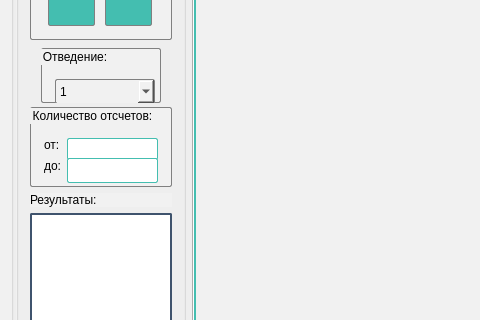
Above: mainwindow.ui from mihail727/ekp before the change; both pictures show x 0 to 480 and y 88 to 408 of the 1145 by 700 pixel window. Below: the same form after it.
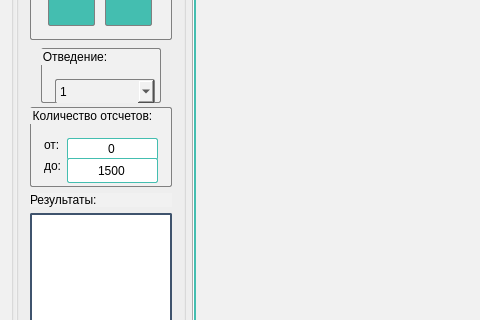
That is the form after the change. Icons and pictures are not drawn.

Diff of the .ui file:
```diff
--- a/mainwindow.ui
+++ b/mainwindow.ui
@@ -410,6 +410,9 @@
                   <string notr="true">min-height:20px;
 border: 1px solid rgb(68, 190, 176);</string>
                  </property>
+                 <property name="text">
+                  <string>0</string>
+                 </property>
                  <property name="alignment">
                   <set>Qt::AlignCenter</set>
                  </property>
@@ -449,6 +452,9 @@
                  <property name="styleSheet">
                   <string notr="true">border: 1px solid rgb(68, 190, 176);</string>
                  </property>
+                 <property name="text">
+                  <string>1500</string>
+                 </property>
                  <property name="alignment">
                   <set>Qt::AlignCenter</set>
                  </property>
```
Left out of the diff: 3 changed lines with no effect on the pictures.
